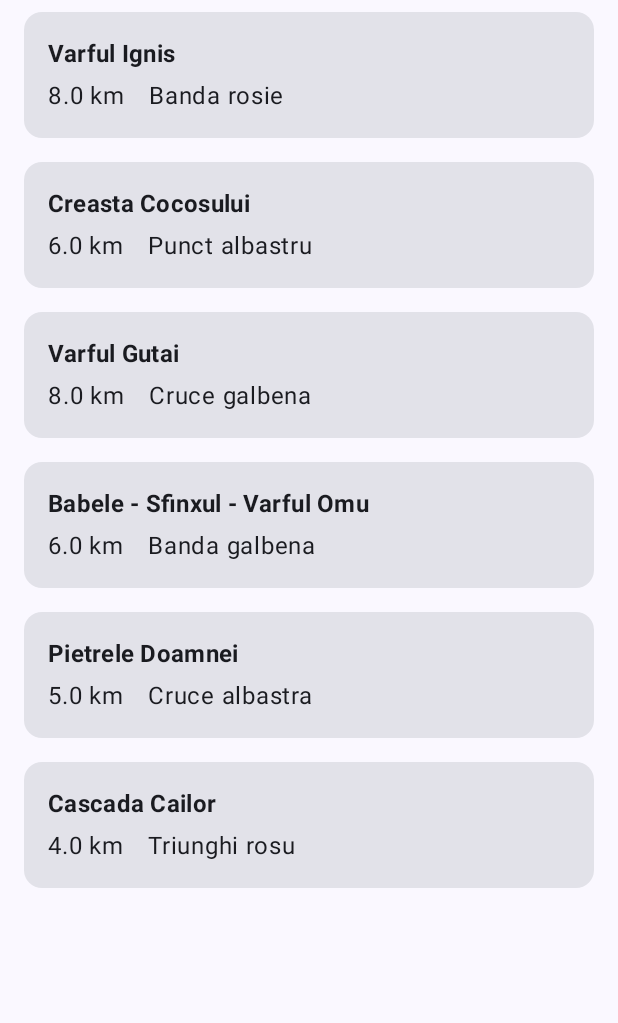
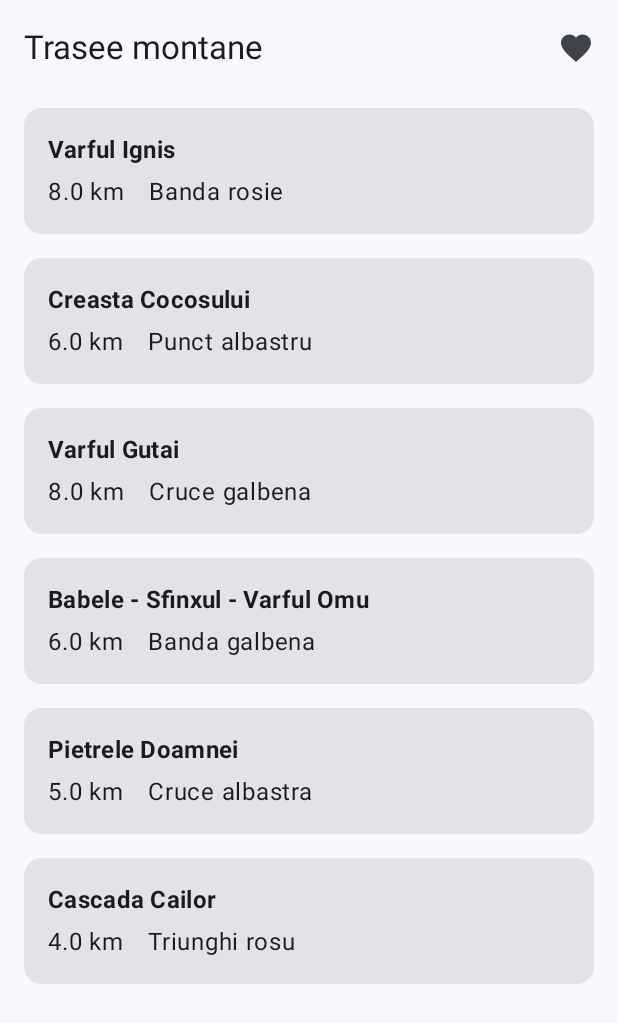
Before and after one commit to Libotean/HikingMobileApp, an Android app built with Jetpack Compose: the screen it shows after launch (MainActivity), on a phone screen of 412 x 824 dp. Shown: the top 1023 px of the screen. Run offline under Robolectric (Android 15) with nearby library versions, the phone set to English and light mode, and no system bars; our stand-ins replace Room's generated code.

Commit message:
Legare ecran favorite

```diff
--- a/app/src/main/java/com/example/hikingmobileapp/navigation/AppNavHost.kt
+++ b/app/src/main/java/com/example/hikingmobileapp/navigation/AppNavHost.kt
@@ -1,18 +1,27 @@
 package com.example.hikingmobileapp.navigation
 
 import androidx.compose.runtime.Composable
+import androidx.compose.runtime.getValue
 import androidx.compose.ui.Modifier
+import androidx.lifecycle.compose.collectAsStateWithLifecycle
+import androidx.lifecycle.viewmodel.compose.viewModel
 import androidx.navigation.compose.NavHost
 import androidx.navigation.compose.composable
 import androidx.navigation.compose.rememberNavController
 import androidx.navigation.toRoute
 import com.example.hikingmobileapp.data.TrailRepository
+import com.example.hikingmobileapp.ui.FavoritesViewModel
+import com.example.hikingmobileapp.ui.screens.FavoritesScreen
 import com.example.hikingmobileapp.ui.screens.TrailDetailScreen
 import com.example.hikingmobileapp.ui.screens.TrailListScreen
 
 @Composable
 fun AppNavHost(modifier: Modifier = Modifier) {
     val navController = rememberNavController()
+
+    // Creat aici, deasupra NavHost: detaliul si ecranul Favorite folosesc acelasi ViewModel
+    val favoritesViewModel: FavoritesViewModel = viewModel(factory = FavoritesViewModel.Factory)
+    val favorites by favoritesViewModel.favorites.collectAsStateWithLifecycle()
 
     NavHost(
         navController = navController,
@@ -21,7 +30,8 @@ fun AppNavHost(modifier: Modifier = Modifier) {
     ) {
         composable<TrailList> {
             TrailListScreen(
-                onTrailClick = { id -> navController.navigate(TrailDetail(id)) }
+                onTrailClick = { id -> navController.navigate(TrailDetail(id)) },
+                onFavoritesClick = { navController.navigate(Favorites) }
             )
         }
 
@@ -29,14 +39,22 @@ fun AppNavHost(modifier: Modifier = Modifier) {
             val detail: TrailDetail = backStackEntry.toRoute()
             val trail = TrailRepository.getById(detail.id)
             if (trail != null) {
-                // shortcut: butonul nu salveaza inca nimic, se leaga de Room prin ViewModel
                 TrailDetailScreen(
                     trail = trail,
-                    isFavorite = false,
-                    onToggleFavorite = {},
+                    isFavorite = favorites.any { it.id == trail.id },
+                    onToggleFavorite = { favoritesViewModel.onToggleFavorite(trail.id) },
                     onBack = { navController.popBackStack() }
                 )
             }
         }
+
+        composable<Favorites> {
+            FavoritesScreen(
+                trails = favorites,
+                onTrailClick = { id -> navController.navigate(TrailDetail(id)) },
+                onRemove = favoritesViewModel::onRemove,
+                onBack = { navController.popBackStack() }
+            )
+        }
     }
 }
--- a/app/src/main/java/com/example/hikingmobileapp/navigation/Routes.kt
+++ b/app/src/main/java/com/example/hikingmobileapp/navigation/Routes.kt
@@ -7,3 +7,6 @@ object TrailList
 
 @Serializable
 data class TrailDetail(val id: Int)
+
+@Serializable
+object Favorites
--- a/app/src/main/java/com/example/hikingmobileapp/ui/screens/TrailListScreen.kt
+++ b/app/src/main/java/com/example/hikingmobileapp/ui/screens/TrailListScreen.kt
@@ -1,22 +1,51 @@
 package com.example.hikingmobileapp.ui.screens
 
+import androidx.compose.foundation.layout.Column
+import androidx.compose.foundation.layout.WindowInsets
+import androidx.compose.foundation.layout.fillMaxSize
 import androidx.compose.foundation.lazy.LazyColumn
 import androidx.compose.foundation.lazy.items
+import androidx.compose.material3.ExperimentalMaterial3Api
+import androidx.compose.material3.Icon
+import androidx.compose.material3.IconButton
+import androidx.compose.material3.Text
+import androidx.compose.material3.TopAppBar
 import androidx.compose.runtime.Composable
 import androidx.compose.ui.Modifier
+import androidx.compose.ui.res.painterResource
+import androidx.compose.ui.res.stringResource
+import com.example.hikingmobileapp.R
 import com.example.hikingmobileapp.data.TrailRepository
 import com.example.hikingmobileapp.ui.components.TrailCard
 
+@OptIn(ExperimentalMaterial3Api::class)
 @Composable
 fun TrailListScreen(
     onTrailClick: (Int) -> Unit,
+    onFavoritesClick: () -> Unit,
     modifier: Modifier = Modifier
 ) {
     val trails = TrailRepository.getAll()
 
-    LazyColumn(modifier = modifier) {
-        items(trails) { trail ->
-            TrailCard(trail = trail, onClick = {onTrailClick(trail.id)})
+    Column(modifier = modifier.fillMaxSize()) {
+        TopAppBar(
+            title = { Text(stringResource(R.string.trails_title)) },
+            actions = {
+                IconButton(onClick = onFavoritesClick) {
+                    Icon(
+                        painter = painterResource(R.drawable.ic_favorite),
+                        contentDescription = stringResource(R.string.favorites_title)
+                    )
+                }
+            },
+            // Scaffold-ul din MainActivity lasa deja loc pentru bara de stare
+            windowInsets = WindowInsets(0)
+        )
+
+        LazyColumn {
+            items(trails) { trail ->
+                TrailCard(trail = trail, onClick = {onTrailClick(trail.id)})
+            }
         }
     }
 }
--- /dev/null
+++ b/app/src/main/res/drawable/ic_favorite.xml
@@ -0,0 +1,9 @@
+<vector xmlns:android="http://schemas.android.com/apk/res/android"
+    android:width="24dp"
+    android:height="24dp"
+    android:viewportWidth="24"
+    android:viewportHeight="24">
+    <path
+        android:fillColor="#FF000000"
+        android:pathData="M12,21.35l-1.45,-1.32C5.4,15.36 2,12.28 2,8.5 2,5.42 4.42,3 7.5,3c1.74,0 3.41,0.81 4.5,2.09C13.09,3.81 14.76,3 16.5,3 19.58,3 22,5.42 22,8.5c0,3.78 -3.4,6.86 -8.55,11.54L12,21.35z" />
+</vector>
--- a/app/src/main/res/values/strings.xml
+++ b/app/src/main/res/values/strings.xml
@@ -5,4 +5,6 @@
     <string name="no_favorites">Nu ai trasee favorite inca</string>
     <string name="trail_details">Detalii traseu</string>
     <string name="back">Inapoi</string>
+    <string name="trails_title">Trasee montane</string>
+    <string name="favorites_title">Favorite</string>
 </resources>
```
Also changed, not shown: app/src/main/java/com/example/hikingmobileapp/ui/screens/FavoritesScreen.kt (+30 -4 lines).
